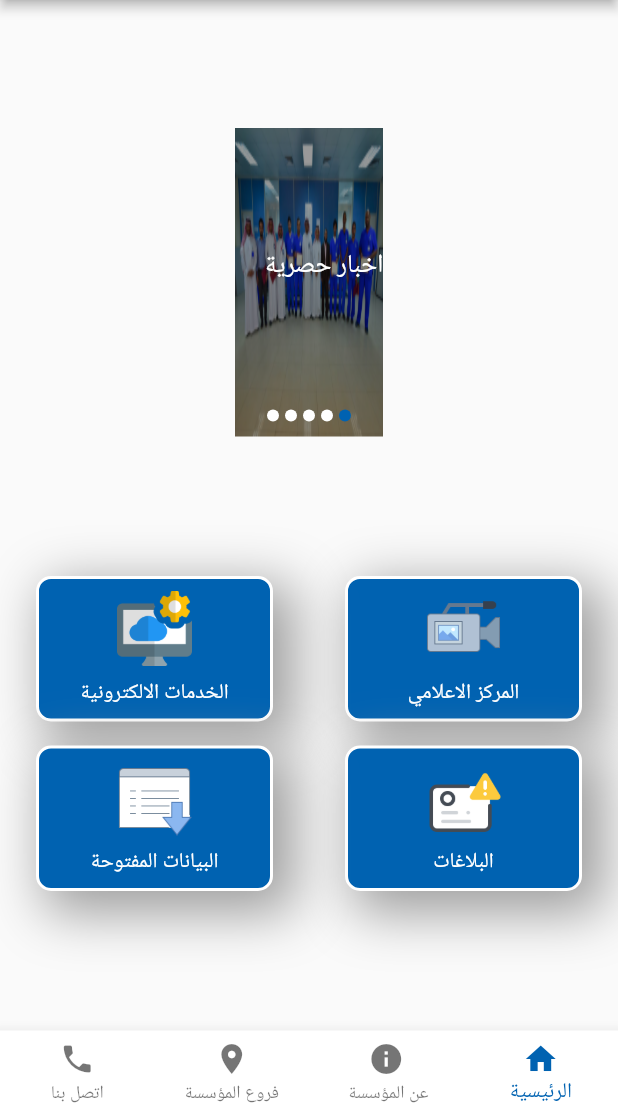
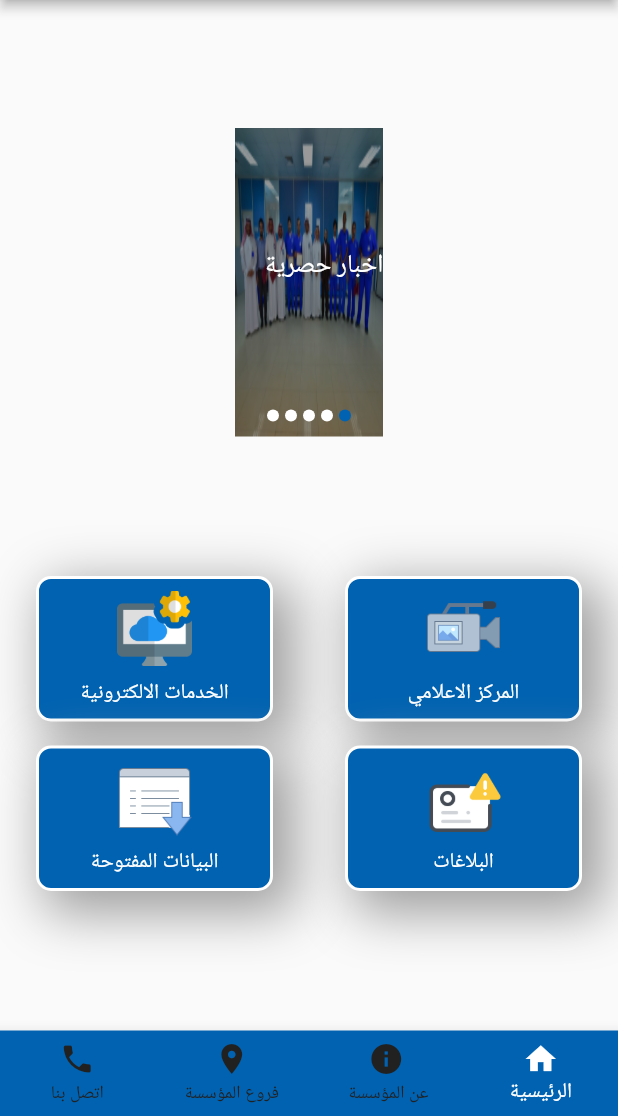
Before and after one commit to Esra12989/SIO_Platform_App, a Flutter app: the screen it shows after launch, on a phone screen of 412 x 824 dp, the part 120-1236 px from its top. Run offline on Flutter 3.47's test engine with Material 2 defaults, Android fonts, the light colour scheme and no system bars; our stand-ins replace getflutter; Roboto replaces fonts that are missing (OpenSansSemiBold).

Commit message:
forth Commit

```diff
--- a/lib/widgets/bottomNavigationBarWidget.dart
+++ b/lib/widgets/bottomNavigationBarWidget.dart
@@ -36,8 +36,8 @@ class _BottomNavigationBarWidgetState extends State<BottomNavigationBarWidget> {
       bottomNavigationBar: BottomNavigationBar(
         type: BottomNavigationBarType.fixed,
         elevation: 8,
-        unselectedItemColor: Colors.black54,
-        backgroundColor: Colors.white,
+        unselectedItemColor: Colors.grey[900],
+        backgroundColor: kButtonColor,
         items: const <BottomNavigationBarItem>[
           BottomNavigationBarItem(
             icon: Icon(
@@ -71,7 +71,7 @@ class _BottomNavigationBarWidgetState extends State<BottomNavigationBarWidget> {
           ),
         ],
         currentIndex: _selectedIndex,
-        selectedItemColor: kButtonColor,
+        selectedItemColor: Colors.white,
         onTap: _onItemTapped,
       ),
     );
```
